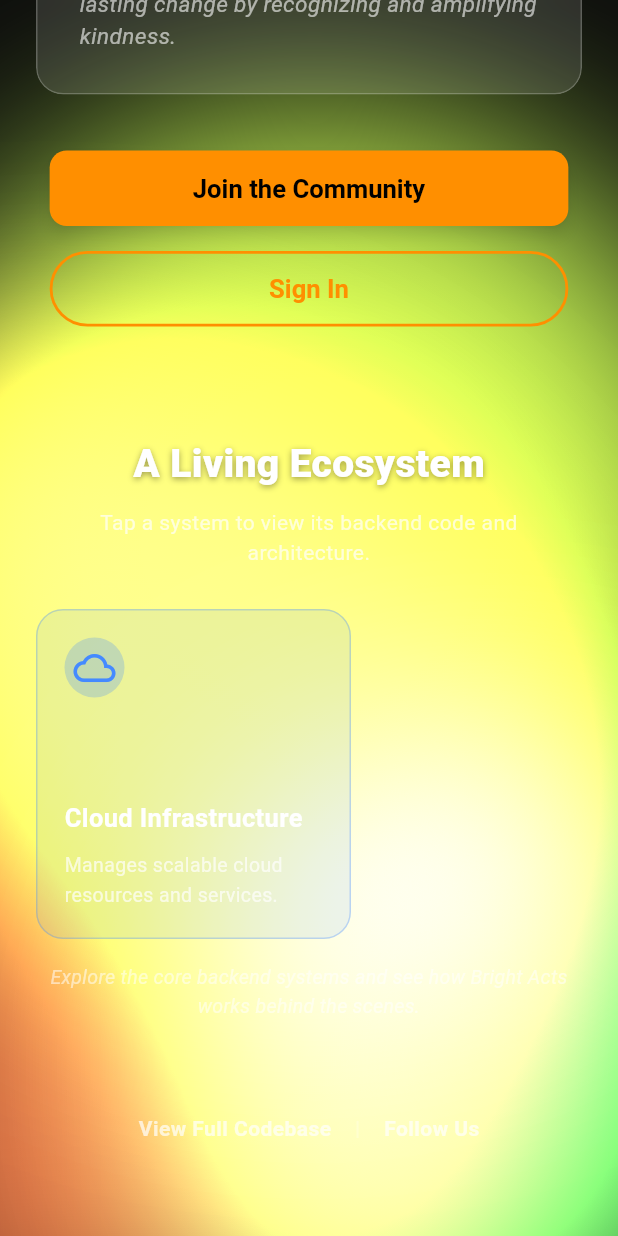
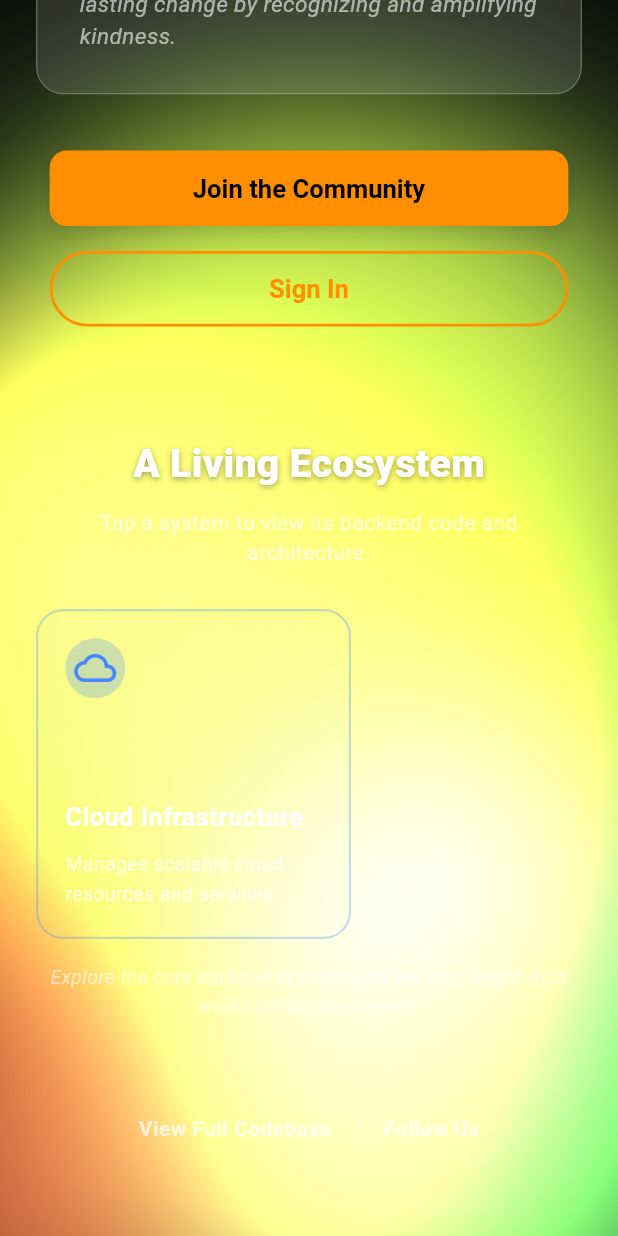
Before and after one commit to dfeen87/front-end-peoples-coin, a Flutter app: the screen it shows after launch, scrolled down 524 dp, on a phone screen of 412 x 824 dp. Run offline on Flutter 3.47's test engine with Material 3 defaults, Android fonts, the phone set to English and light mode, and no system bars; drawn by our look-alikes of flutter_animate; our stand-ins replace firebase_auth, firebase_core, flutter_dotenv, flutter_riverpod, go_router, qr_flutter and 1 more; missing offline and left inert: firebase_app_check; accounts and stored records are empty.

Commit message:
new welcome

```diff
--- a/lib/screens/welcome_screen.dart
+++ b/lib/screens/welcome_screen.dart
@@ -1,14 +1,15 @@
 import 'dart:ui';
 
 import 'package:flutter/material.dart';
+import 'package:flutter_animate/flutter_animate.dart'; // Added for animations
 import 'package:go_router/go_router.dart';
 import 'package:url_launcher/url_launcher.dart';
 
 import '../widgets/dynamic_nebula_background.dart';
-import 'package:brightacts_frontend_app/models/tech_system.dart'; // Import TechSystem from its central location
-import 'code_display_page.dart'; // CodeDisplayPage now expects TechSystem directly
+import 'package:brightacts_frontend_app/models/tech_system.dart';
+import 'code_display_page.dart';
 
-// Data list for backend systems. Consider moving this to a separate data file for better organization.
+// Data list for backend systems.
 final List<TechSystem> backendSystems = [
   const TechSystem(
     icon: Icons.cloud_queue,
@@ -32,7 +33,6 @@ class CloudManager:
   ),
   // Add other TechSystem objects here...
 ];
-
 
 class WelcomeScreen extends StatelessWidget {
   const WelcomeScreen({super.key});
@@ -88,7 +88,7 @@ class WelcomeScreen extends StatelessWidget {
                   const SizedBox(height: 48),
                   _buildFooterLinks(context),
                 ],
-              ),
+              ).animate().fadeIn(duration: 500.ms, curve: Curves.easeIn), // Animate the whole column
             ),
           ),
         ],
@@ -106,14 +106,10 @@ class WelcomeScreen extends StatelessWidget {
         color: Colors.white,
         letterSpacing: 1.4,
         shadows: [
-          Shadow(
-            offset: Offset(0, 2),
-            blurRadius: 8,
-            color: Colors.black54,
-          ),
+          Shadow(offset: Offset(0, 2), blurRadius: 8, color: Colors.black54),
         ],
       ),
-    );
+    ).animate().fade(duration: 900.ms).slideY(begin: 0.5, curve: Curves.easeOutCubic);
   }
 
   Widget _buildMissionStatement() {
@@ -163,7 +159,7 @@ class WelcomeScreen extends StatelessWidget {
           ),
         ),
       ),
-    );
+    ).animate().fade(delay: 200.ms, duration: 900.ms).slideY(begin: 0.4, curve: Curves.easeOutCubic);
   }
 
   Widget _buildActionButtons(BuildContext context) {
@@ -186,7 +182,7 @@ class WelcomeScreen extends StatelessWidget {
           text: 'Sign In',
         ),
       ],
-    );
+    ).animate().fade(delay: 400.ms, duration: 900.ms).slideY(begin: 0.3, curve: Curves.easeOutCubic);
   }
 
   Widget _buildTechShowcase(BuildContext context) {
@@ -199,11 +195,7 @@ class WelcomeScreen extends StatelessWidget {
             fontWeight: FontWeight.w900,
             color: Colors.white,
             shadows: [
-              Shadow(
-                offset: Offset(0, 1),
-                blurRadius: 5,
-                color: Colors.black38,
-              ),
+              Shadow(offset: Offset(0, 1), blurRadius: 5, color: Colors.black38),
             ],
           ),
         ),
@@ -232,12 +224,12 @@ class WelcomeScreen extends StatelessWidget {
               return _TechSystemCard(
                 system: backendSystems[index],
                 onTap: () => _showCodeViewer(context, backendSystems[index]),
-              );
+              ).animate().fade(delay: (200 * index).ms, duration: 600.ms).slideX(begin: 0.5);
             },
           ),
         ),
       ],
-    );
+    ).animate().fade(delay: 600.ms, duration: 900.ms);
   }
 
   Widget _buildHintText() {
@@ -287,22 +279,16 @@ class _TechSystemCard extends StatefulWidget {
 class _TechSystemCardState extends State<_TechSystemCard> {
   bool _isHoveredOrTapped = false;
 
-  void _setHover(bool hovered) {
-    setState(() {
-      _isHoveredOrTapped = hovered;
-    });
-  }
-
   @override
   Widget build(BuildContext context) {
     final color = widget.system.color;
     return MouseRegion(
-      onEnter: (_) => _setHover(true),
-      onExit: (_) => _setHover(false),
+      onEnter: (_) => setState(() => _isHoveredOrTapped = true),
+      onExit: (_) => setState(() => _isHoveredOrTapped = false),
       child: GestureDetector(
-        onTapDown: (_) => _setHover(true),
-        onTapUp: (_) => _setHover(false),
-        onTapCancel: () => _setHover(false),
+        onTapDown: (_) => setState(() => _isHoveredOrTapped = true),
+        onTapUp: (_) => setState(() => _isHoveredOrTapped = false),
+        onTapCancel: () => setState(() => _isHoveredOrTapped = false),
         onTap: widget.onTap,
         child: AnimatedContainer(
           duration: const Duration(milliseconds: 220),
@@ -314,7 +300,7 @@ class _TechSystemCardState extends State<_TechSystemCard> {
             borderRadius: BorderRadius.circular(18),
             border: Border.all(
               color: color.withOpacity(_isHoveredOrTapped ? 0.5 : 0.3),
-              width: _isHoveredOrTapped ? 2 : 1,
+              width: _isHoveredOrTapped ? 2 : 1.5,
             ),
             boxShadow: _isHoveredOrTapped
                 ? [
@@ -325,6 +311,15 @@ class _TechSystemCardState extends State<_TechSystemCard> {
                     )
                   ]
                 : [],
+            // Added Gradient for visual polish
+            gradient: LinearGradient(
+              colors: [
+                color.withOpacity(0.25),
+                color.withOpacity(0.05),
+              ],
+              begin: Alignment.topLeft,
+              end: Alignment.bottomRight,
+            ),
           ),
           padding: const EdgeInsets.all(18),
           child: Column(
@@ -403,10 +398,6 @@ class _FooterLinkState extends State<_FooterLink> {
   }
 }
 
-// -------------------------------------------------------------------
-// -- FIXED WIDGET: _AnimatedScaleButton
-// -------------------------------------------------------------------
-
 class _AnimatedScaleButton extends StatefulWidget {
   final VoidCallback onTap;
   final Color backgroundColor;
@@ -439,24 +430,23 @@ class _AnimatedScaleButtonState extends State<_AnimatedScaleButton>
     _controller = AnimationController(
       duration: const Duration(milliseconds: 150),
       vsync: this,
-      value: 1.0, // Start at full scale
+      value: 1.0,
     );
-    // Use a CurveTween for a nicer bounce effect
     _scaleAnimation = Tween<double>(begin: 1.0, end: 0.95).animate(
       CurvedAnimation(parent: _controller, curve: Curves.easeOut),
     );
   }
 
   void _onTapDown(TapDownDetails _) {
-    _controller.reverse(from: 1.0); // Animate to smaller scale
+    _controller.reverse(from: 1.0);
   }
 
   void _onTapUp(TapUpDetails _) {
-    _controller.forward(from: 0.0); // Animate back to full scale
+    _controller.forward(from: 0.0);
   }
 
   void _onTapCancel() {
-    _controller.forward(from: 0.0); // Animate back to full scale
+    _controller.forward(from: 0.0);
   }
 
   @override
@@ -491,19 +481,17 @@ class _AnimatedScaleButtonState extends State<_AnimatedScaleButton>
     return ScaleTransition(
       scale: _scaleAnimation,
       child: GestureDetector(
-        // The GestureDetector is now only for the visual animation.
         onTapDown: _onTapDown,
         onTapUp: _onTapUp,
         onTapCancel: _onTapCancel,
-        // The button itself handles the tap action, making it accessible.
         child: widget.isOutlined
             ? OutlinedButton(
-                onPressed: widget.onTap, // <-- CORRECTED
+                onPressed: widget.onTap,
                 style: buttonStyle,
                 child: Text(widget.text),
               )
             : ElevatedButton(
-                onPressed: widget.onTap, // <-- CORRECTED
+                onPressed: widget.onTap,
                 style: buttonStyle,
                 child: Text(widget.text),
               ),
```
